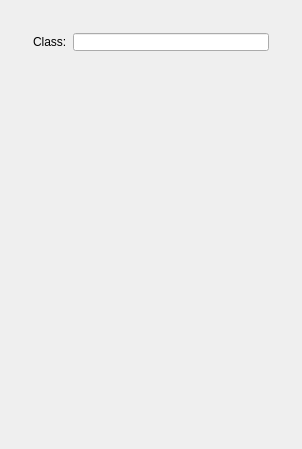
First picture: the form in EditExternalNPC.ui, repository lukegrahamSydney/TilesEditor, before the edit.
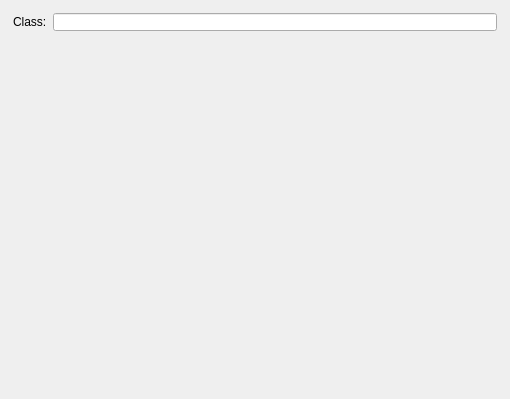
Second picture: the form after the edit.

Diff of the .ui file:
```diff
--- a/EditExternalNPC.ui
+++ b/EditExternalNPC.ui
@@ -6,17 +6,41 @@
    <rect>
     <x>0</x>
     <y>0</y>
-    <width>302</width>
-    <height>449</height>
+    <width>510</width>
+    <height>399</height>
    </rect>
   </property>
   <property name="windowTitle">
    <string>EditExternalNPC</string>
   </property>
   <layout class="QVBoxLayout" name="verticalLayout">
+   <property name="leftMargin">
+    <number>1</number>
+   </property>
+   <property name="topMargin">
+    <number>1</number>
+   </property>
+   <property name="rightMargin">
+    <number>1</number>
+   </property>
+   <property name="bottomMargin">
+    <number>1</number>
+   </property>
    <item alignment="Qt::AlignTop">
     <widget class="QWidget" name="widget" native="true">
      <layout class="QVBoxLayout" name="verticalLayout_2">
+      <property name="leftMargin">
+       <number>1</number>
+      </property>
+      <property name="topMargin">
+       <number>1</number>
+      </property>
+      <property name="rightMargin">
+       <number>1</number>
+      </property>
+      <property name="bottomMargin">
+       <number>1</number>
+      </property>
       <item>
        <widget class="QWidget" name="widget_3" native="true">
         <property name="maximumSize">
```
